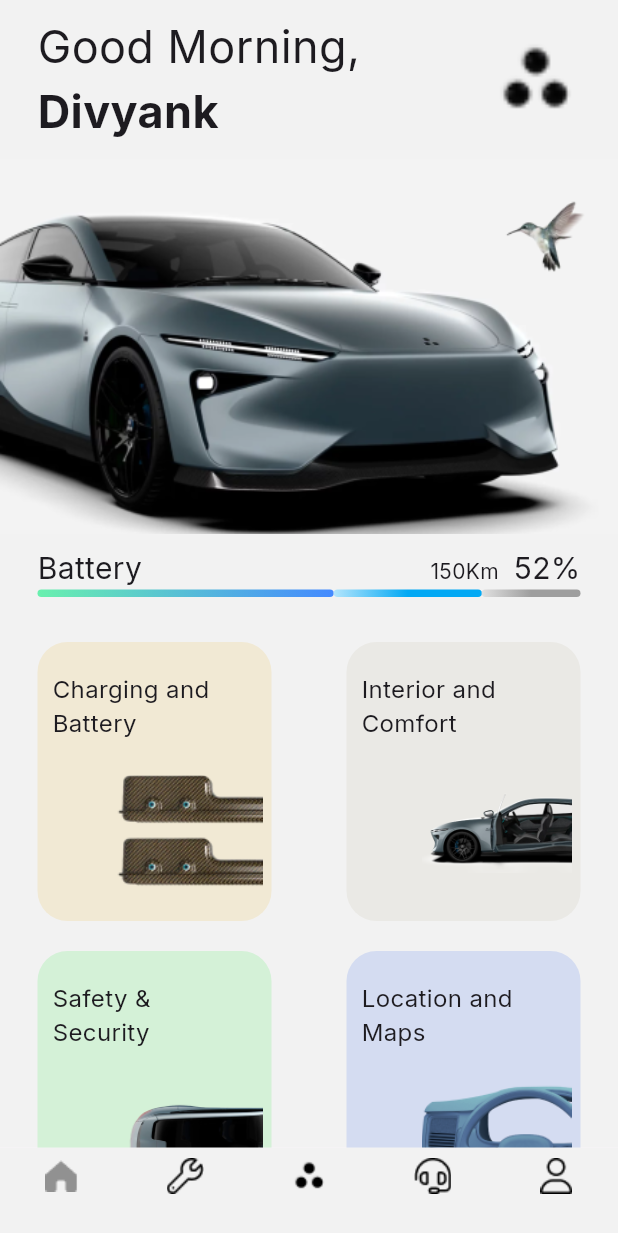
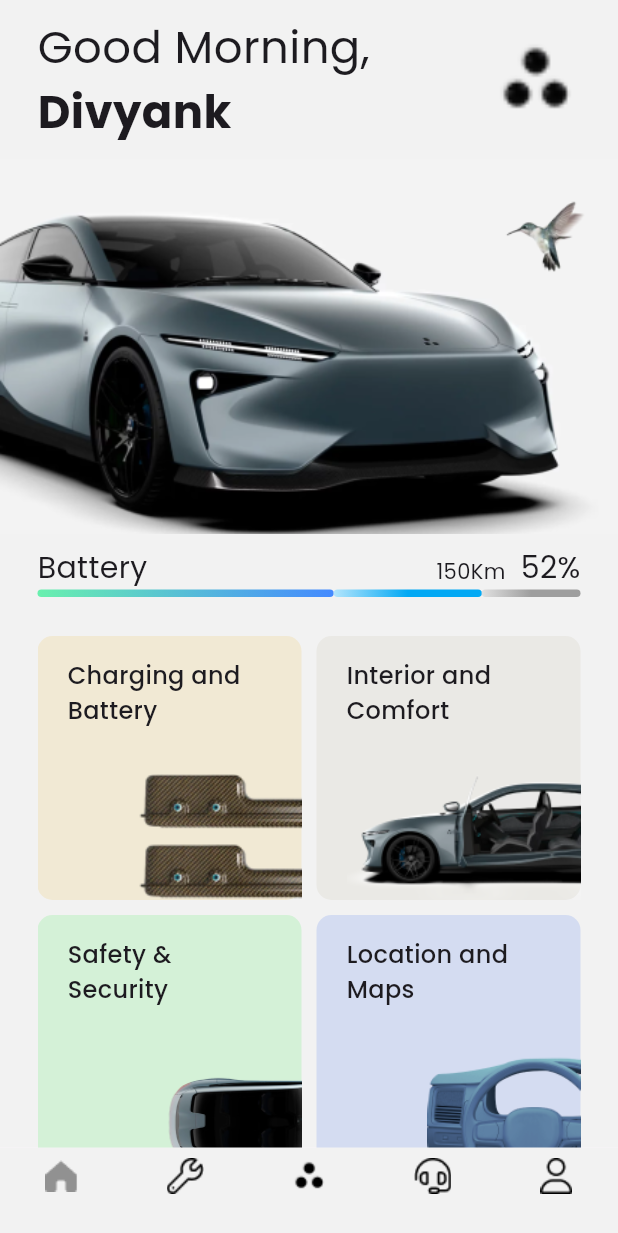
Before and after one commit to DivyankSisodia/EV_Car_Application, a Flutter app: the screen it shows after launch, on a phone screen of 412 x 824 dp. Shown: the top 1233 px of the screen. Run offline on Flutter 3.47's test engine with Material 3 defaults, Android fonts, the light colour scheme and no system bars; our stand-ins replace flutter_riverpod, gap, google_fonts.

Commit message:
adding Riverpod for Bottomnavbar naviagtion

```diff
--- a/lib/bottom_nav_bar.dart
+++ b/lib/bottom_nav_bar.dart
@@ -2,18 +2,14 @@ import 'package:car_application/view/battery_page.dart';
 import 'package:car_application/view/home_screen.dart';
 import 'package:car_application/view/safety_page.dart';
 import 'package:flutter/material.dart';
+import 'package:flutter_riverpod/flutter_riverpod.dart';
 
+import 'controller/bottom_navbar_controller.dart';
 import 'view/interior_page.dart';
 
-class CustomButtomNavbar extends StatefulWidget {
-  const CustomButtomNavbar({super.key});
-
-  @override
-  State<CustomButtomNavbar> createState() => _CustomButtomNavbarState();
-}
-
-class _CustomButtomNavbarState extends State<CustomButtomNavbar> {
-  int currentIndex = 0;
+// ignore: must_be_immutable
+class CustomButtomNavbar extends ConsumerWidget {
+  CustomButtomNavbar({super.key});
 
   List<Widget> pages = [
     HomeScreen(),
@@ -23,7 +19,8 @@ class _CustomButtomNavbarState extends State<CustomButtomNavbar> {
   ];
 
   @override
-  Widget build(BuildContext context) {
+  Widget build(BuildContext context, WidgetRef ref) {
+    final currentIndex = ref.watch(currentIndexProvider);
     return Scaffold(
       body: pages[currentIndex],
       bottomNavigationBar: BottomNavigationBar(
@@ -32,9 +29,7 @@ class _CustomButtomNavbarState extends State<CustomButtomNavbar> {
         backgroundColor: const Color.fromARGB(255, 242, 242, 242),
         currentIndex: currentIndex,
         onTap: (value) {
-          setState(() {
-            currentIndex = value;
-          });
+          ref.read(currentIndexProvider.notifier).state = value;
         },
         items: [
           BottomNavigationBarItem(
--- /dev/null
+++ b/lib/controller/bottom_navbar_controller.dart
@@ -0,0 +1,3 @@
+import 'package:flutter_riverpod/flutter_riverpod.dart';
+
+final currentIndexProvider = StateProvider<int>((ref) => 0);
--- a/lib/main.dart
+++ b/lib/main.dart
@@ -1,9 +1,9 @@
 import 'package:car_application/bottom_nav_bar.dart';
 import 'package:flutter/material.dart';
-
+import 'package:flutter_riverpod/flutter_riverpod.dart';
 
 void main() {
-  runApp(const MyApp());
+  runApp(const ProviderScope(child: MyApp()));
 }
 
 class MyApp extends StatelessWidget {
@@ -12,7 +12,7 @@
   // This widget is the root of your application.
   @override
   Widget build(BuildContext context) {
-    return const MaterialApp(
+    return MaterialApp(
       home: CustomButtomNavbar(),
     );
   }
--- a/lib/model/Home/home_battery_status.dart
+++ b/lib/model/Home/home_battery_status.dart
@@ -15,7 +15,7 @@ class DHomeBatteryStatus extends StatelessWidget {
       children: [
         Text(
           'Battery',
-          style: GoogleFonts.inter(
+          style: GoogleFonts.poppins(
             fontSize: 20.0,
             fontWeight: FontWeight.w400,
           ),
@@ -28,7 +28,7 @@ class DHomeBatteryStatus extends StatelessWidget {
               padding: const EdgeInsets.only(bottom: 2.0),
               child: Text(
                 '150Km',
-                style: GoogleFonts.inter(
+                style: GoogleFonts.poppins(
                   fontSize: 14.0,
                 ),
               ),
@@ -36,7 +36,7 @@ class DHomeBatteryStatus extends StatelessWidget {
             const Gap(10),
             Text(
               '52%',
-              style: GoogleFonts.inter(
+              style: GoogleFonts.poppins(
                 fontSize: 20.0,
               ),
             ),
--- a/lib/view/home_screen.dart
+++ b/lib/view/home_screen.dart
@@ -1,4 +1,5 @@
 // ignore_for_file: file_names
+import 'package:flutter/cupertino.dart';
 import 'package:flutter/material.dart';
 import 'package:gap/gap.dart';
 import '../data/item.dart';
@@ -64,21 +65,30 @@ class HomeScreen extends StatelessWidget {
               const Gap(20),
 
               // Cards
-              SizedBox(
-                height: 350,
-                child: GridView.builder(
-                  gridDelegate: SliverGridDelegateWithFixedCrossAxisCount(
-                    crossAxisCount: 2,
+              Padding(
+                padding:
+                    const EdgeInsets.symmetric(horizontal: 25.0, vertical: 6),
+                child: SizedBox(
+                  height: 350,
+                  child: GridView.builder(
+                    scrollDirection: Axis.vertical,
+                    shrinkWrap: true,
+                    physics: const NeverScrollableScrollPhysics(),
+                    itemCount: 4,
+                    padding: EdgeInsets.zero,
+                    gridDelegate:
+                        const SliverGridDelegateWithFixedCrossAxisCount(
+                      crossAxisCount: 2,
+                      mainAxisSpacing: 10,
+                      crossAxisSpacing: 10,
+                    ),
+                    itemBuilder: (context, index) {
+                      return CardContainer(item: items[index]);
+                    },
                   ),
-                  itemBuilder: (context, index) {
-                    return Padding(
-                      padding: const EdgeInsets.symmetric(
-                          horizontal: 25.0, vertical: 10),
-                      child: CardContainer(item: items[index]),
-                    );
-                  },
                 ),
               ),
+              const Gap(30),
             ],
           ),
         ),
--- a/lib/widget/card_container.dart
+++ b/lib/widget/card_container.dart
@@ -1,6 +1,7 @@
-import 'package:car_application/data/item.dart';
 import 'package:flutter/material.dart';
 import 'package:google_fonts/google_fonts.dart';
+
+import '../data/item.dart';
 
 class CardContainer extends StatelessWidget {
   final Item item;
@@ -12,42 +13,35 @@ class CardContainer extends StatelessWidget {
   @override
   Widget build(BuildContext context) {
     return Container(
-      height: 180,
+      height: 150,
       width: 150,
       decoration: BoxDecoration(
         color: item.color,
-        borderRadius: BorderRadius.circular(20),
+        borderRadius: BorderRadius.circular(10),
       ),
       child: Column(
         mainAxisAlignment: MainAxisAlignment.center,
         crossAxisAlignment: CrossAxisAlignment.start,
         children: [
-          Container(
-            width: 150,
+          Expanded(
             child: Padding(
               padding:
-                  const EdgeInsets.symmetric(horizontal: 10.0, vertical: 10),
+                  const EdgeInsets.symmetric(horizontal: 20.0, vertical: 15),
               child: Text(
                 item.name,
-                style: GoogleFonts.inter(
+                style: GoogleFonts.poppins(
                   fontSize: 16.0,
-                  fontWeight: FontWeight.w400,
+                  fontWeight: FontWeight.w500,
                 ),
               ),
             ),
           ),
-          SizedBox(
-            width: 150,
+          Expanded(
             child: Row(
               mainAxisAlignment: MainAxisAlignment.end,
               crossAxisAlignment: CrossAxisAlignment.end,
               children: [
-                Image.asset(
-                  item.imagePath,
-                  fit: BoxFit.fitWidth,
-                  height: 100,
-                  width: 100,
-                ),
+                Image.asset(item.imagePath),
               ],
             ),
           ),
--- a/lib/widget/title_heading.dart
+++ b/lib/widget/title_heading.dart
@@ -10,7 +10,7 @@ class TitleHeading extends StatelessWidget {
   Widget build(BuildContext context) {
     return Text(
       'Good Morning,',
-      style: GoogleFonts.inter(
+      style: GoogleFonts.poppins(
         fontSize: 30.0,
         fontWeight: FontWeight.w400,
       ),
--- a/lib/widget/title_name.dart
+++ b/lib/widget/title_name.dart
@@ -10,7 +10,7 @@ class TitleName extends StatelessWidget {
   Widget build(BuildContext context) {
     return Text(
       'Divyank',
-      style: GoogleFonts.inter(
+      style: GoogleFonts.poppins(
         fontSize: 30.0,
         fontWeight: FontWeight.bold,
       ),
```
